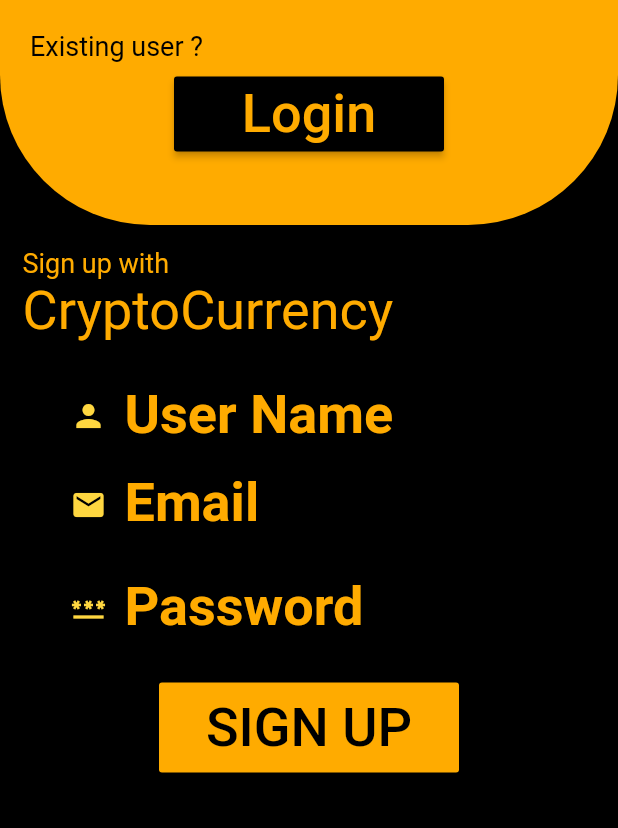
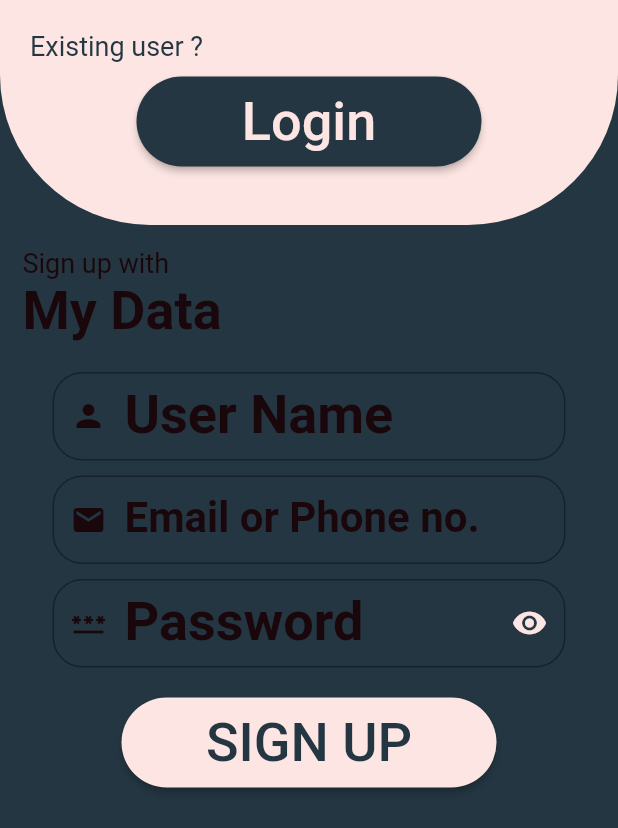
Before and after one commit to maheshnikki/sample8, a Flutter app: the screen it shows after launch, after a tap on "SIGN UP", on a phone screen of 412 x 824 dp. Shown: the top 828 px of the screen. Run offline on Flutter 3.47's test engine with Material 2 defaults, Android fonts, the phone set to English and light mode, and no system bars; our stand-ins replace carousel_slider, form_field_validator; network calls fail.

Commit message:
login & signup UI Changed

```diff
--- /dev/null
+++ b/lib/colors-UI/Hex_color.dart
@@ -0,0 +1,9 @@
+import 'package:flutter/material.dart';
+
+class HexColor extends Color {
+  static int _getColor(String hex) {
+    String formattedHex =  "FF" + hex.toUpperCase().replaceAll("#", "");
+    return int.parse(formattedHex, radix: 16);
+  }
+  HexColor(final String hex) : super(_getColor(hex));
+}
--- a/lib/home.dart
+++ b/lib/home.dart
@@ -62,12 +62,15 @@ class _HomeState extends State<Home> {
                           height: 20,
                           thickness: 1,
                         ),
-                        Text(
-                          'Profile & other settings',
-                          style: TextStyle(
-                            color: Colors.white,
-                            fontSize: 20,
-                            fontWeight: FontWeight.bold,
+                        InkWell(
+                          onTap: (){},
+                          child: Text(
+                            'Profile & other settings',
+                            style: TextStyle(
+                              color: Colors.white,
+                              fontSize: 20,
+                              fontWeight: FontWeight.bold,
+                            ),
                           ),
                         ),
                       ],
--- a/lib/loginPage.dart
+++ b/lib/loginPage.dart
@@ -1,4 +1,5 @@
 import 'package:flutter/material.dart';
+import 'package:sample8/colors-UI/Hex_color.dart';
 import 'package:sample8/home.dart';
 import 'package:sample8/signup.dart';
 import 'package:form_field_validator/form_field_validator.dart';
@@ -27,7 +28,10 @@ class _LoginPageState extends State<LoginPage> {
     if (formKey.currentState!.validate()) {
       Navigator.pushReplacement(
         context,
-        MaterialPageRoute(builder: (context) => Home(name: emailController.text,)),
+        MaterialPageRoute(
+            builder: (context) => Home(
+                  name: emailController.text,
+                )),
       );
     } else {
       showDialog(
@@ -57,13 +61,22 @@ class _LoginPageState extends State<LoginPage> {
     }
   }
 
+  Color _color3 = HexColor("#243642");
+  Color _color1 = HexColor("#FCE5E2");
+  Color _color2 = HexColor("#243642");
+  Color _color4 = HexColor("#FCE5E2");
+  Color _color5 = HexColor("#FCE5E2");
+  Color _color6 = HexColor("#FCE5E2");
+  Color _color7 = HexColor("#243642");
+  Color _color8 = HexColor("#243642");
+
   @override
   Widget build(BuildContext context) {
     return Scaffold(
-      backgroundColor: Colors.black,
+      backgroundColor: _color3,
       body: SingleChildScrollView(
         child: Container(
-          color: Colors.black,
+          color: _color3,
           child: Column(
             children: <Widget>[
               Container(
@@ -72,7 +85,7 @@ class _LoginPageState extends State<LoginPage> {
                 padding: EdgeInsets.all(20),
                 // color: Colors.red,
                 decoration: BoxDecoration(
-                  color: Colors.amberAccent[700],
+                  color: _color1,
                   borderRadius: BorderRadius.only(
                       bottomLeft: Radius.circular(100),
                       bottomRight: Radius.circular(100)),
@@ -86,7 +99,7 @@ class _LoginPageState extends State<LoginPage> {
                         'Welcome to',
                         style: TextStyle(
                           decoration: TextDecoration.none,
-                          color: Colors.black,
+                          color: _color8,
                           fontSize: 18,
                         ),
                       ),
@@ -95,14 +108,14 @@ class _LoginPageState extends State<LoginPage> {
                       'My Data',
                       style: TextStyle(
                         decoration: TextDecoration.none,
-                        color: Colors.black,
+                        color: _color8,
                         fontSize: 40,
                       ),
                     ),
                     Text(
                       'Please Login TO Continue',
                       style: TextStyle(
-                        color: Colors.black,
+                        color: _color8,
                         fontSize: 18,
                       ),
                     ),
@@ -119,15 +132,15 @@ class _LoginPageState extends State<LoginPage> {
                                   labelStyle: TextStyle(
                                     fontSize: 36,
                                     fontWeight: FontWeight.bold,
-                                    color: Colors.black,
+                                    color: _color8,
                                   ),
                                   prefixIcon:
-                                      Icon(Icons.email, color: Colors.black),
+                                      Icon(Icons.email, color: _color8),
                                   border: OutlineInputBorder(
                                     borderRadius: BorderRadius.circular(20),
                                   ),
-                                  hintText: 'Enter Your Email',
-                                  labelText: "Email"),
+                                  hintText: 'Enter Your Email or User Name',
+                                  labelText: "Email or User name"),
                               validator: MultiValidator([
                                 RequiredValidator(errorText: 'Required'),
                                 // EmailValidator(errorText: 'Enter valid Email'),
@@ -141,18 +154,17 @@ class _LoginPageState extends State<LoginPage> {
                               controller: passwordController,
                               decoration: InputDecoration(
                                 prefixIcon:
-                                    Icon(Icons.password, color: Colors.black),
+                                    Icon(Icons.password, color: _color8),
                                 labelText: 'Password',
                                 suffixIcon: InkWell(
                                   onTap: () {
                                     setState(() {
                                       HiddenPassword = !HiddenPassword;
                                     });
-
                                   },
                                   child: Icon(
                                     Icons.visibility,
-                                    color: Colors.black,
+                                    color: _color8,
                                   ),
                                 ),
                                 hintText: 'Enter your Password',
@@ -173,18 +185,21 @@ class _LoginPageState extends State<LoginPage> {
                             ),
                             Container(
                               margin: EdgeInsets.only(top: 20),
-                              width: 200,
+                              width: 250,
                               height: 60,
                               child: RaisedButton(
+                                shape: RoundedRectangleBorder(
+                                   borderRadius: BorderRadius.circular(100),
+                                  ),
                                 onPressed: validator,
                                 child: Text(
                                   'Login',
                                   style: TextStyle(
-                                    color: Colors.amberAccent[700],
+                                    color: _color4,
                                     fontSize: 36,
                                   ),
                                 ),
-                                color: Colors.black,
+                                color: _color2,
                                 splashColor: Colors.amberAccent,
                               ),
                             ),
@@ -201,7 +216,7 @@ class _LoginPageState extends State<LoginPage> {
                                           'FORGOT PASSWORD ?',
                                           style: TextStyle(
                                             fontSize: 14,
-                                            color: Colors.black,
+                                            color: _color8,
                                           ),
                                         ))),
                               ],
@@ -224,7 +239,7 @@ class _LoginPageState extends State<LoginPage> {
                       child: Text(
                         'OR',
                         style: TextStyle(
-                          color: Colors.white,
+                          color: _color5,
                           fontSize: 36,
                         ),
                       ),
@@ -233,9 +248,12 @@ class _LoginPageState extends State<LoginPage> {
                       padding: EdgeInsets.only(top: 20),
                       child: Center(
                         child: Container(
-                          width: 200,
+                          width: 250,
                           height: 60,
                           child: RaisedButton(
+                            shape: RoundedRectangleBorder(
+                              borderRadius: BorderRadius.circular(100),
+                            ),
                             onPressed: () {
                               Navigator.push(
                                 context,
@@ -246,11 +264,11 @@ class _LoginPageState extends State<LoginPage> {
                             child: Text(
                               'SIGN UP',
                               style: TextStyle(
-                                color: Colors.black,
+                                color: _color7,
                                 fontSize: 36,
                               ),
                             ),
-                            color: Colors.amberAccent[700],
+                            color: _color6,
                           ),
                         ),
                       ),
--- a/lib/nextPage.dart
+++ /dev/null
@@ -1,17 +0,0 @@
-import 'package:flutter/material.dart';
-
-class NextPage extends StatefulWidget {
-  NextPage({Key? key}) : super(key: key);
-
-  @override
-  _NextPageState createState() => _NextPageState();
-}
-
-class _NextPageState extends State<NextPage> {
-  @override
-  Widget build(BuildContext context) {
-    return Container(
-      child: Text('hello'),
-    );
-  }
-}
--- a/lib/signup.dart
+++ b/lib/signup.dart
@@ -1,5 +1,6 @@
-
 import 'package:flutter/material.dart';
+import 'package:flutter/widgets.dart';
+import 'package:sample8/colors-UI/Hex_color.dart';
 import 'package:sample8/loginPage.dart';
 
 class SignUp extends StatefulWidget {
@@ -11,21 +12,25 @@ class SignUp extends StatefulWidget {
 
 class _SignUpState extends State<SignUp> {
   int _value = 1;
+  bool HiddenPassword = true;
+  Color _color1 = HexColor("#FCE5E2");
+  Color _color2 = HexColor("#243642");
+  Color _color3 = HexColor("#19070C");
 
   @override
   Widget build(BuildContext context) {
     return Scaffold(
-      backgroundColor: Colors.black,
+      backgroundColor: _color2,
       body: SingleChildScrollView(
         child: Container(
-          color: Colors.black,
+          // color: _color2,
           child: Column(
             children: <Widget>[
               Container(
                 width: double.infinity,
                 height: 150,
                 decoration: BoxDecoration(
-                  color: Colors.amberAccent[700],
+                  color: _color1,
                   borderRadius: BorderRadius.only(
                       bottomLeft: Radius.circular(100),
                       bottomRight: Radius.circular(100)),
@@ -38,16 +43,19 @@ class _SignUpState extends State<SignUp> {
                       Text(
                         'Existing user ?',
                         style: TextStyle(
-                          color: Colors.black,
+                          color: _color2,
                           fontSize: 18,
                         ),
                       ),
                       Center(
                         child: Container(
-                          width: 200,
-                          height: 70,
+                          width: 250,
+                          height: 80,
                           padding: EdgeInsets.all(10),
                           child: RaisedButton(
+                            shape: RoundedRectangleBorder(
+                                borderRadius: BorderRadius.circular(100),
+                              ),
                             onPressed: () {
                               Navigator.push(
                                 context,
@@ -58,11 +66,11 @@ class _SignUpState extends State<SignUp> {
                             child: Text(
                               'Login',
                               style: TextStyle(
-                                color: Colors.amberAccent[700],
+                                color: _color1,
                                 fontSize: 36,
                               ),
                             ),
-                            color: Colors.black,
+                            color: _color2,
                             splashColor: Colors.amberAccent,
                           ),
                         ),
@@ -83,17 +91,17 @@ class _SignUpState extends State<SignUp> {
                       child: Text(
                         'Sign up with',
                         style: TextStyle(
-                          color: Colors.amberAccent[700],
+                          color: _color3,
                           fontSize: 18,
                         ),
                       ),
                     ),
                     Text(
-                      'CryptoCurrency',
+                      'My Data',
                       style: TextStyle(
-                        color: Colors.amberAccent[700],
+                        color: _color3,
                         fontSize: 36,
-                        // fontWeight:
+                        fontWeight: FontWeight.bold
                       ),
                     ),
                     Container(
@@ -103,14 +111,13 @@ class _SignUpState extends State<SignUp> {
                           children: <Widget>[
                             TextFormField(
                               decoration: InputDecoration(
-                                prefixIcon: Icon(Icons.person,
-                                    color: Colors.amberAccent),
+                                prefixIcon: Icon(Icons.person, color: _color3),
                                 labelText: 'User Name',
                                 hintText: 'Enter your UserName',
                                 labelStyle: TextStyle(
                                   fontSize: 36,
                                   fontWeight: FontWeight.bold,
-                                  color: Colors.amberAccent[700],
+                                  color: _color3,
                                 ),
                                 border: OutlineInputBorder(
                                   borderRadius: BorderRadius.circular(20),
@@ -168,16 +175,15 @@ class _SignUpState extends State<SignUp> {
                             //     ],
                             //   ),
                             // ),
+                            Padding(padding: EdgeInsets.only(top: 10)),
                             TextFormField(
                               decoration: InputDecoration(
-                                prefixIcon: Icon(Icons.email,
-                                    color: Colors.amberAccent),
-                                labelText: 'Email',
-                                hintText: 'Enter your Email',
+                                prefixIcon: Icon(Icons.email, color: _color3),
+                                labelText: 'Email or Phone no.',
+                                hintText: 'Enter your Email or Phone no.',
                                 labelStyle: TextStyle(
-                                  fontSize: 36,
-                                  fontWeight: FontWeight.bold,
-                                  color: Colors.amberAccent[700],
+                                  fontSize: 28,                                  fontWeight: FontWeight.bold,
+                                  color: _color3,
                                 ),
                                 border: OutlineInputBorder(
                                   borderRadius: BorderRadius.circular(20),
@@ -186,15 +192,27 @@ class _SignUpState extends State<SignUp> {
                             ),
                             Padding(padding: EdgeInsets.only(top: 10)),
                             TextFormField(
+                              obscureText: HiddenPassword,
                               decoration: InputDecoration(
-                                prefixIcon: Icon(Icons.password,
-                                    color: Colors.amberAccent),
+                                prefixIcon:
+                                    Icon(Icons.password, color: _color3),
                                 labelText: 'Password',
+                                suffixIcon: InkWell(
+                                  onTap: () {
+                                    setState(() {
+                                      HiddenPassword = !HiddenPassword;
+                                    });
+                                  },
+                                  child: Icon(
+                                    Icons.visibility,
+                                    color: _color1,
+                                  ),
+                                ),
                                 hintText: 'Enter your Password',
                                 labelStyle: TextStyle(
                                   fontSize: 36,
                                   fontWeight: FontWeight.bold,
-                                  color: Colors.amberAccent[700],
+                                  color: _color3,
                                 ),
                                 border: OutlineInputBorder(
                                   borderRadius: BorderRadius.circular(20),
@@ -205,18 +223,21 @@ class _SignUpState extends State<SignUp> {
                               padding: EdgeInsets.only(top: 20),
                               child: Center(
                                 child: Container(
-                                  width: 200,
+                                  width: 250,
                                   height: 60,
                                   child: RaisedButton(
+                                    shape: RoundedRectangleBorder(
+                                      borderRadius: BorderRadius.circular(100),
+                                      ),
                                     onPressed: () {},
                                     child: Text(
                                       'SIGN UP',
                                       style: TextStyle(
-                                        color: Colors.black,
+                                        color: _color2,
                                         fontSize: 36,
                                       ),
                                     ),
-                                    color: Colors.amberAccent[700],
+                                    color: _color1,
                                   ),
                                 ),
                               ),
```
